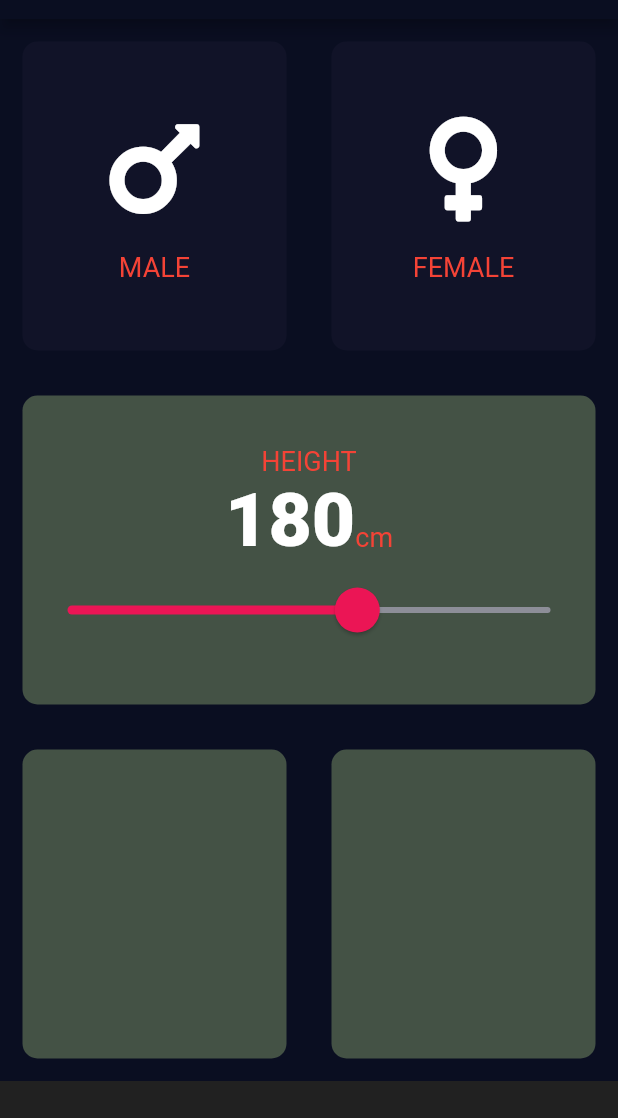
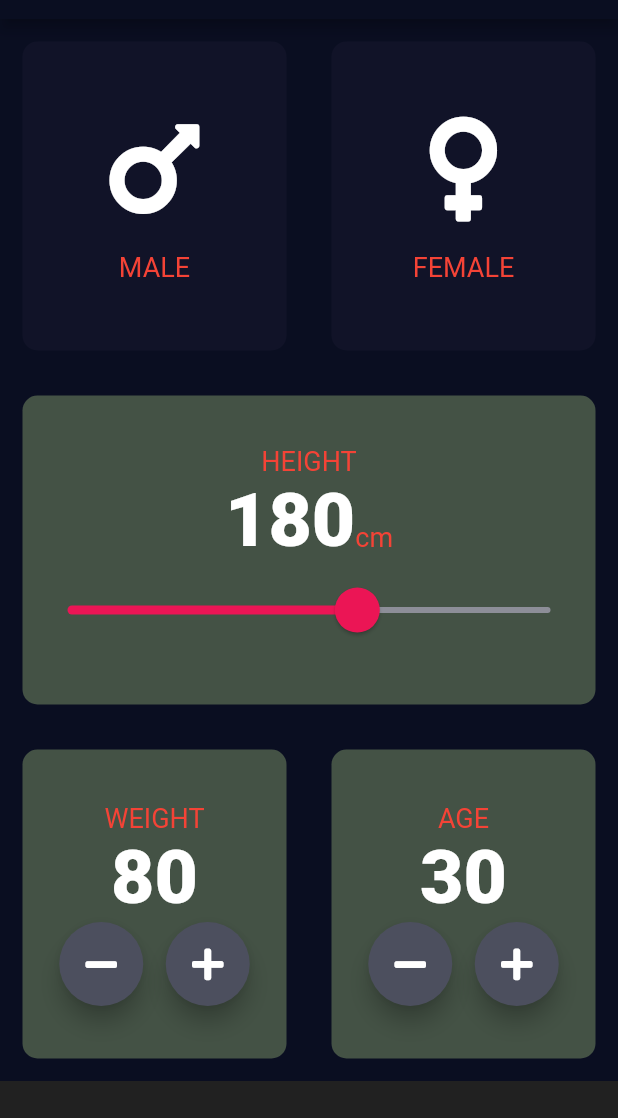
Before and after one commit to AbhijithGo/BMI_Calculator, a Flutter app: the screen it shows after launch, on a phone screen of 412 x 824 dp, the part 65-1183 px from its top. Run offline on Flutter 3.47's test engine with Material 2 defaults, Android fonts, the phone set to English and light mode, and no system bars; our stand-ins replace font_awesome_flutter.

Commit message:
created a custom widget for buttons, added the weight and age components.

```diff
--- a/lib/input_page.dart
+++ b/lib/input_page.dart
@@ -18,6 +18,8 @@ class InputPage extends StatefulWidget {
 class _InputPageState extends State<InputPage> {
   Gender selectedGender;
   int height = 180;
+  int weight = 80;
+  int age = 30;
 
   @override
   Widget build(BuildContext context) {
@@ -129,11 +131,85 @@ class _InputPageState extends State<InputPage> {
                   Expanded(
                     child: ReusableCard(
                       colour: kActiveCardColor,
+                      cardChild: Column(
+                        mainAxisAlignment: MainAxisAlignment.center,
+                        children: <Widget>[
+                          Text(
+                            'WEIGHT',
+                            style: kLabelTextStyle,
+                          ),
+                          Text(
+                            weight.toString(),
+                            style: kNumberTextStyle,
+                          ),
+                          Row(
+                            mainAxisAlignment: MainAxisAlignment.center,
+                            children: <Widget>[
+                              RoundIconButton(
+                                icon: FontAwesomeIcons.minus,
+                                onPressed: () {
+                                  setState(() {
+                                    weight--;
+                                  });
+                                },
+                              ),
+                              SizedBox(
+                                width: 15,
+                              ),
+                              RoundIconButton(
+                                icon: FontAwesomeIcons.plus,
+                                onPressed: () {
+                                  setState(() {
+                                    weight++;
+                                  });
+                                },
+                              ),
+                            ],
+                          ),
+                        ],
+                      ),
                     ),
                   ),
                   Expanded(
                     child: ReusableCard(
                       colour: kActiveCardColor,
+                      cardChild: Column(
+                        mainAxisAlignment: MainAxisAlignment.center,
+                        children: <Widget>[
+                          Text(
+                            'AGE',
+                            style: kLabelTextStyle,
+                          ),
+                          Text(
+                            age.toString(),
+                            style: kNumberTextStyle,
+                          ),
+                          Row(
+                            mainAxisAlignment: MainAxisAlignment.center,
+                            children: <Widget>[
+                              RoundIconButton(
+                                icon: FontAwesomeIcons.minus,
+                                onPressed: () {
+                                  setState(() {
+                                    age--;
+                                  });
+                                },
+                              ),
+                              SizedBox(
+                                width: 15,
+                              ),
+                              RoundIconButton(
+                                icon: FontAwesomeIcons.plus,
+                                onPressed: () {
+                                  setState(() {
+                                    age++;
+                                  });
+                                },
+                              ),
+                            ],
+                          )
+                        ],
+                      ),
                     ),
                   )
                 ],
@@ -148,3 +224,26 @@ class _InputPageState extends State<InputPage> {
         ));
   }
 }
+
+class RoundIconButton extends StatelessWidget {
+  RoundIconButton({@required this.icon, @required this.onPressed});
+
+  final IconData icon;
+  final Function onPressed;
+
+  @override
+  Widget build(BuildContext context) {
+    return RawMaterialButton(
+      child: Icon(icon),
+      onPressed: onPressed,
+      elevation:
+          6.0, // will show only when onpress is defined. it is disabled by default.
+      shape: CircleBorder(),
+      fillColor: Color(0xFF4C4F5E),
+      constraints: BoxConstraints.tightFor(
+        width: 56.0,
+        height: 56.0,
+      ),
+    );
+  }
+}
```
